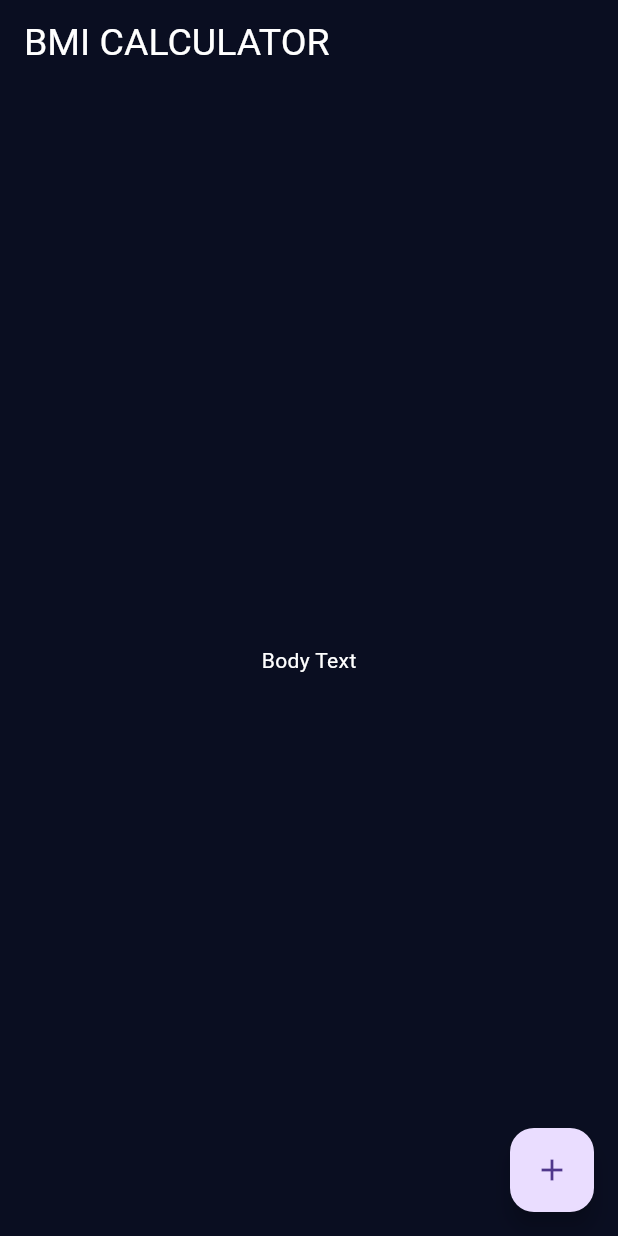
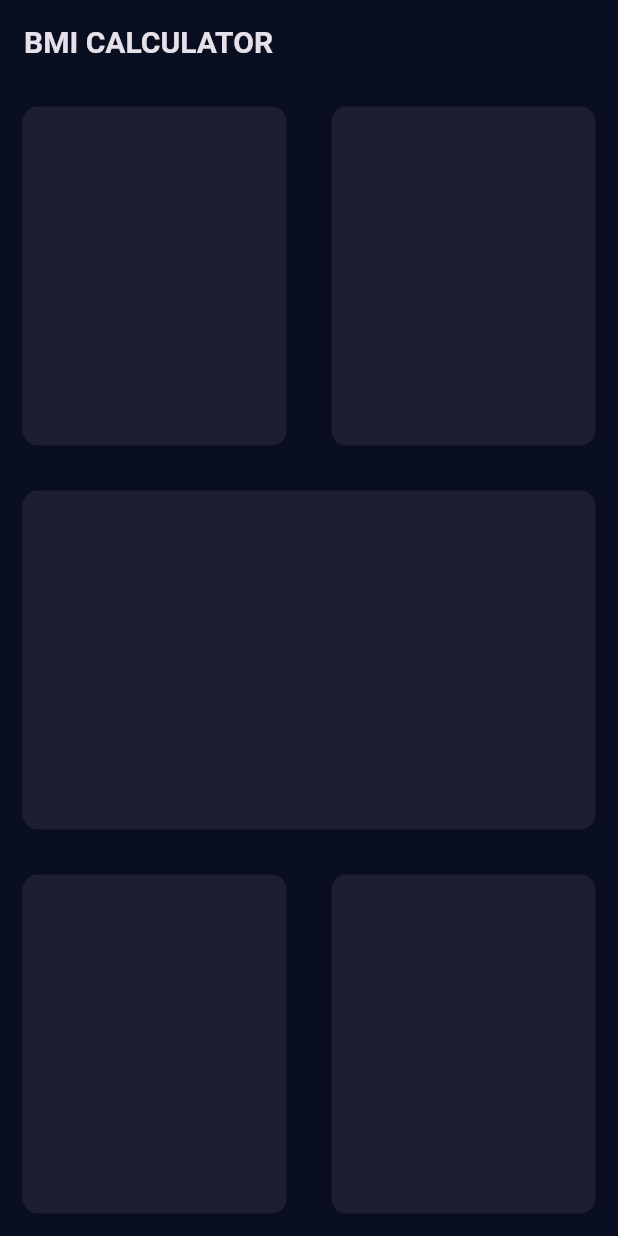
Before and after one commit to msjkee/BMICalculator, a Flutter app: the screen it shows after launch, on a phone screen of 412 x 824 dp. Run offline on Flutter 3.47's test engine with Material 3 defaults, Android fonts, the phone set to English and light mode, and no system bars.

Commit message:
Implemented a base design with layout widgets

```diff
--- /dev/null
+++ b/lib/input_page.dart
@@ -0,0 +1,67 @@
+import 'package:flutter/material.dart';
+
+class InputPage extends StatefulWidget {
+  const InputPage({super.key});
+
+  @override
+  State<InputPage> createState() => _InputPageState();
+}
+
+class _InputPageState extends State<InputPage> {
+  @override
+  Widget build(BuildContext context) {
+    return Scaffold(
+      appBar: AppBar(title: Text('BMI CALCULATOR')),
+      body: Column(
+        mainAxisAlignment: MainAxisAlignment.center,
+        crossAxisAlignment: CrossAxisAlignment.stretch,
+        children: <Widget> [
+          Expanded(
+              child: Row(
+                children: <Widget> [
+                  Expanded(
+                    child: ReusableCard(color: Color(0xFF1D1E33))
+                  ),
+                  Expanded(
+                    child: ReusableCard(color: Color(0xFF1D1E33))
+                  )
+                ],
+              )
+          ),
+          Expanded(
+            child: ReusableCard(color: Color(0xFF1D1E33))
+          ),
+          Expanded(
+            child: Row(
+              children: <Widget> [
+                Expanded(
+                  child: ReusableCard(color: Color(0xFF1D1E33))
+                ),
+                Expanded(
+                  child: ReusableCard(color: Color(0xFF1D1E33))
+                )
+              ],
+            )
+          )
+        ],
+      ),
+    );
+  }
+}
+
+class ReusableCard extends StatelessWidget {
+  final Color color;
+
+  ReusableCard({required this.color});
+
+  @override
+  Widget build(BuildContext context) {
+    return Container(
+      margin: EdgeInsets.all(15.0),
+      decoration: BoxDecoration(
+          color: color,
+          borderRadius: BorderRadius.circular(10.0)
+      ),
+    );
+  }
+}
--- a/lib/main.dart
+++ b/lib/main.dart
@@ -1,4 +1,5 @@
 import 'package:flutter/material.dart';
+import 'input_page.dart';
 
 void main() {
   runApp(const BMICalculator());
@@ -10,41 +11,24 @@ class BMICalculator extends StatelessWidget {
   @override
   Widget build(BuildContext context) {
     return MaterialApp(
-      theme: ThemeData(
+      theme: ThemeData.dark().copyWith(
         primaryColor: Color(0xFF0A0E21),
         scaffoldBackgroundColor: Color(0xFF0A0E21),
         appBarTheme: AppBarTheme(
-            titleTextStyle: TextStyle(
-              color: Color(0xFFFFFFFF),
-              fontSize: 25.0
-            ),
-            backgroundColor: Color(0xFF0A0E21)),
+          backgroundColor: Color(0xFF0A0E21)
+        ),
         textTheme: TextTheme(
-            bodyMedium: TextStyle(color: Color(0xFFFFFFFF)),
+          titleLarge: TextStyle(
+            fontSize: 20.0,
+            fontWeight: FontWeight.bold
+          ),
+          bodyMedium: TextStyle(
+            fontSize: 25.0,
+            fontWeight: FontWeight.normal
+          )
         )
       ),
       home: InputPage(),
     );
   }
 }
-
-class InputPage extends StatefulWidget {
-  const InputPage({super.key});
-
-  @override
-  State<InputPage> createState() => _InputPageState();
-}
-
-class _InputPageState extends State<InputPage> {
-  @override
-  Widget build(BuildContext context) {
-    return Scaffold(
-      appBar: AppBar(title: Text('BMI CALCULATOR')),
-      body: Center(child: Text('Body Text')),
-      floatingActionButton: FloatingActionButton(
-        onPressed: () {},
-        child: Icon(Icons.add),
-      ),
-    );
-  }
-}
```
